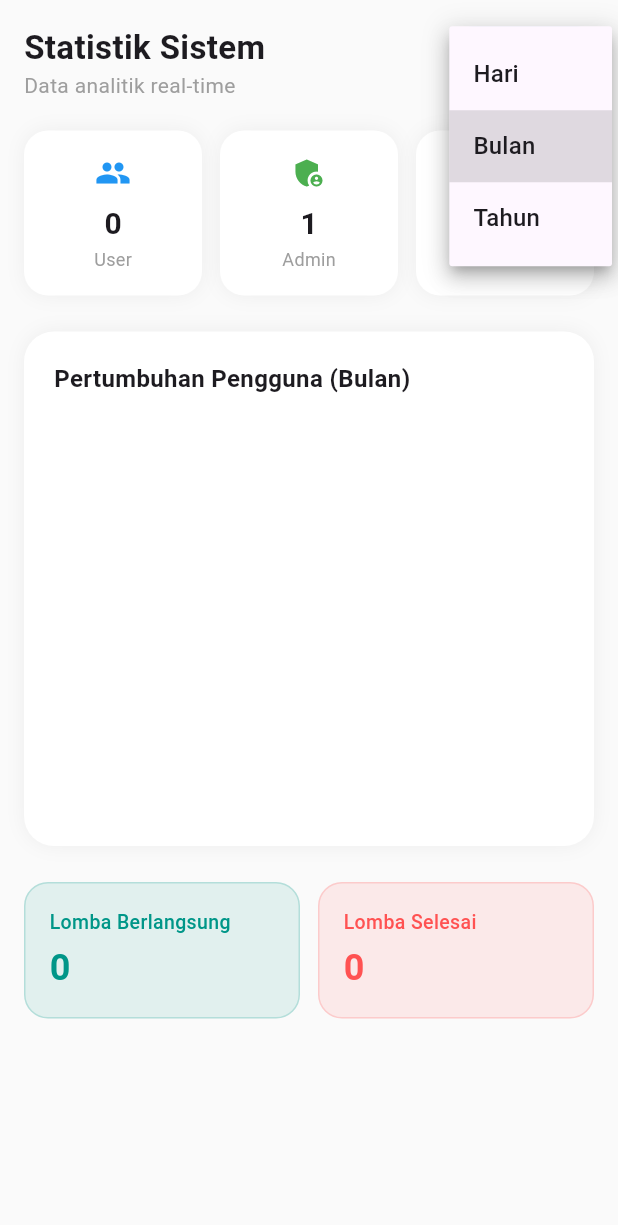
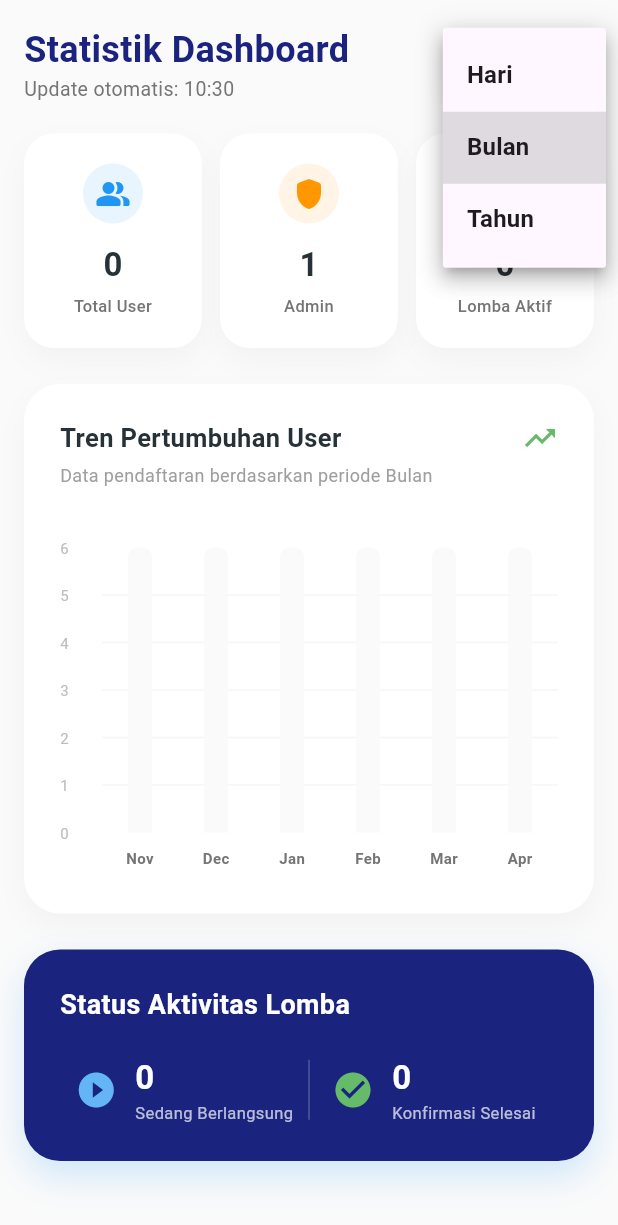
Before and after one commit to raditiyatresnadwimurti18-art/match_discovery_Revisi, a Flutter app: the StatistikDashboard screen opened directly, after a tap on "Bulan", on a phone screen of 412 x 824 dp. Shown: the top 1225 px of the screen. Run offline on Flutter 3.47's test engine with Material 3 defaults, Android fonts, the phone set to English and light mode, and no system bars; drawn by our look-alikes of fl_chart; our stand-ins replace animate_do, cloud_firestore, firebase_auth, firebase_core, firebase_messaging, flutter_image_compress and 3 more; accounts and stored records are empty; network calls fail.

Commit message:
perbaikan statistik

```diff
--- a/lib/database/controllers/riwayat.dart
+++ b/lib/database/controllers/riwayat.dart
@@ -206,6 +206,15 @@ class RiwayatController {
 
   // ==================== TRACK RECORD ====================
 
+  static Stream<List<RiwayatSelesaiModel>> getRiwayatSelesaiStream() {
+    return _riwayatSelesaiCollection.snapshots().map((snapshot) {
+      return snapshot.docs.map((doc) {
+        return RiwayatSelesaiModel.fromMap(doc.data() as Map<String, dynamic>,
+            docId: doc.id);
+      }).toList();
+    });
+  }
+
   static Future<List<Map<String, dynamic>>> getTrackRecordUser(String userId) async {
     try {
       QuerySnapshot snap = await _riwayatSelesaiCollection
--- a/lib/home_admin/statistik_dashboard.dart
+++ b/lib/home_admin/statistik_dashboard.dart
@@ -4,10 +4,12 @@ import 'package:fl_chart/fl_chart.dart';
 import 'package:match_discovery/database/controllers/admin.dart';
 import 'package:match_discovery/database/controllers/lomba.dart';
 import 'package:match_discovery/database/controllers/user.dart';
+import 'package:match_discovery/database/controllers/riwayat.dart';
 import 'package:intl/intl.dart';
 import 'package:match_discovery/models/login_model.dart';
 import 'package:match_discovery/models/admin_model.dart';
 import 'package:match_discovery/models/lomba_model.dart';
+import 'package:match_discovery/models/riwayat_selesai_user.dart';
 
 class StatistikDashboard extends StatefulWidget {
   const StatistikDashboard({super.key});
@@ -32,10 +34,12 @@ class _StatistikDashboardState extends State<StatistikDashboard> {
   List<LoginModel> _users = [];
   List<AdminModel> _admins = [];
   List<LombaModel> _lomba = [];
+  List<RiwayatSelesaiModel> _riwayatSelesai = [];
 
   StreamSubscription? _userSub;
   StreamSubscription? _adminSub;
   StreamSubscription? _lombaSub;
+  StreamSubscription? _riwayatSelesaiSub;
 
   @override
   void initState() {
@@ -48,6 +52,7 @@ class _StatistikDashboardState extends State<StatistikDashboard> {
     _userSub?.cancel();
     _adminSub?.cancel();
     _lombaSub?.cancel();
+    _riwayatSelesaiSub?.cancel();
     super.dispose();
   }
 
@@ -66,6 +71,11 @@ class _StatistikDashboardState extends State<StatistikDashboard> {
       _lomba = data;
       _processData();
     });
+
+    _riwayatSelesaiSub = RiwayatController.getRiwayatSelesaiStream().listen((data) {
+      _riwayatSelesai = data;
+      _processData();
+    });
   }
 
   void _processData() {
@@ -74,38 +84,46 @@ class _StatistikDashboardState extends State<StatistikDashboard> {
     setState(() {
       // 1. Statistik Dasar
       _totalUsers = _users.length;
-      _totalAdmins = _admins.length; // Already includes super admin from Firestore
+      _totalAdmins = _admins.length;
       _totalLomba = _lomba.length;
 
       // 2. Filter Lomba
       DateTime now = DateTime.now();
-      _ongoingLomba = 0;
-      _finishedLomba = 0;
-      for (var l in _lomba) {
-        try {
-          DateTime tgl = DateTime.parse(l.tanggal);
-          if (tgl.isAfter(now) ||
-              (tgl.day == now.day &&
-                  tgl.month == now.month &&
-                  tgl.year == now.year)) {
-            _ongoingLomba++;
+      _ongoingLomba = _lomba.length; // Lomba yang ada di koleksi 'lomba' adalah yang aktif
+      _finishedLomba = _riwayatSelesai.length; // Berdasarkan konfirmasi selesai peserta
+
+      // 3. Logika Grouping Data untuk Chart (Trend Pendaftaran)
+      _chartData = {};
+
+      if (_selectedPeriod == "Hari") {
+        // Tampilkan 7 hari terakhir
+        for (int i = 6; i >= 0; i--) {
+          DateTime d = now.subtract(Duration(days: i));
+          String key = DateFormat('dd/MM').format(d);
+          _chartData[key] = 0;
+        }
+      } else if (_selectedPeriod == "Bulan") {
+        // Tampilkan 6 bulan terakhir
+        for (int i = 5; i >= 0; i--) {
+          DateTime d = DateTime(now.year, now.month - i, 1);
+          String key = DateFormat('MMM').format(d);
+          _chartData[key] = 0;
+        }
       } else {
-            _finishedLomba++;
-          }
-        } catch (_) {
-          _ongoingLomba++;
+        // Tampilkan 3 tahun terakhir
+        for (int i = 2; i >= 0; i--) {
+          String key = (now.year - i).toString();
+          _chartData[key] = 0;
         }
       }
 
-      // 3. Logika "Pandas" di Dart (Grouping Data)
-      _chartData = {};
       for (var u in _users) {
-        String key = "";
         try {
           DateTime tgl = u.tanggal_daftar != null
               ? DateTime.parse(u.tanggal_daftar!)
               : now;
 
+          String key = "";
           if (_selectedPeriod == "Hari") {
             key = DateFormat('dd/MM').format(tgl);
           } else if (_selectedPeriod == "Bulan") {
@@ -113,7 +131,10 @@ class _StatistikDashboardState extends State<StatistikDashboard> {
           } else {
             key = tgl.year.toString();
           }
+
+          if (_chartData.containsKey(key)) {
             _chartData[key] = (_chartData[key] ?? 0) + 1;
+          }
         } catch (_) {}
       }
 
@@ -122,8 +143,6 @@ class _StatistikDashboardState extends State<StatistikDashboard> {
   }
 
   Future<void> _refreshData() async {
-    // Streams will handle updates, but we can manually reload if needed
-    // or just show a small delay to simulate refresh
     await Future.delayed(const Duration(milliseconds: 500));
   }
 
@@ -148,6 +167,7 @@ class _StatistikDashboardState extends State<StatistikDashboard> {
                     _buildChartSection(),
                     const SizedBox(height: 24),
                     _buildLombaSection(),
+                    const SizedBox(height: 100), // Extra space at bottom
                   ],
                 ),
               ),
@@ -159,30 +179,34 @@ class _StatistikDashboardState extends State<StatistikDashboard> {
     return Row(
       mainAxisAlignment: MainAxisAlignment.spaceBetween,
       children: [
-        const Column(
+        Column(
           crossAxisAlignment: CrossAxisAlignment.start,
           children: [
-            Text(
-              "Statistik Sistem",
-              style: TextStyle(fontSize: 22, fontWeight: FontWeight.bold),
+            const Text(
+              "Statistik Dashboard",
+              style: TextStyle(fontSize: 24, fontWeight: FontWeight.bold, color: Color(0xFF1A237E)),
             ),
             Text(
-              "Data analitik real-time",
-              style: TextStyle(color: Colors.grey),
+              "Update otomatis: ${DateFormat('HH:mm').format(DateTime.now())}",
+              style: TextStyle(color: Colors.grey[600], fontSize: 13),
             ),
           ],
         ),
         Container(
-          padding: const EdgeInsets.symmetric(horizontal: 12),
+          padding: const EdgeInsets.symmetric(horizontal: 16),
           decoration: BoxDecoration(
-            color: Colors.blue.withOpacity(0.1),
-            borderRadius: BorderRadius.circular(12),
+            color: Colors.white,
+            borderRadius: BorderRadius.circular(15),
+            boxShadow: [
+              BoxShadow(color: Colors.black.withOpacity(0.05), blurRadius: 10, offset: const Offset(0, 4)),
+            ],
           ),
+          child: DropdownButtonHideUnderline(
             child: DropdownButton<String>(
               value: _selectedPeriod,
-            underline: const SizedBox(),
+              icon: const Icon(Icons.keyboard_arrow_down, color: Colors.blue),
               items: _periods
-                .map((p) => DropdownMenuItem(value: p, child: Text(p)))
+                  .map((p) => DropdownMenuItem(value: p, child: Text(p, style: const TextStyle(fontWeight: FontWeight.w600))))
                   .toList(),
               onChanged: (val) {
                 if (val != null) {
@@ -192,6 +216,7 @@ class _StatistikDashboardState extends State<StatistikDashboard> {
               },
             ),
           ),
+        ),
       ],
     );
   }
@@ -199,20 +224,20 @@ class _StatistikDashboardState extends State<StatistikDashboard> {
   Widget _buildQuickStats() {
     return Row(
       children: [
-        _statBox("User", _totalUsers.toString(), Icons.people, Colors.blue),
+        _statBox("Total User", _totalUsers.toString(), Icons.people_alt_rounded, Colors.blue),
         const SizedBox(width: 12),
         _statBox(
           "Admin",
           _totalAdmins.toString(),
-          Icons.admin_panel_settings,
-          Colors.green,
+          Icons.shield_rounded,
+          Colors.orange,
         ),
         const SizedBox(width: 12),
         _statBox(
-          "Lomba",
+          "Lomba Aktif",
           _totalLomba.toString(),
-          Icons.emoji_events,
-          Colors.orange,
+          Icons.emoji_events_rounded,
+          Colors.green,
         ),
       ],
     );
@@ -221,25 +246,34 @@ class _StatistikDashboardState extends State<StatistikDashboard> {
   Widget _statBox(String title, String val, IconData icon, Color col) {
     return Expanded(
       child: Container(
-        padding: const EdgeInsets.all(16),
+        padding: const EdgeInsets.symmetric(vertical: 20, horizontal: 12),
         decoration: BoxDecoration(
           color: Colors.white,
-          borderRadius: BorderRadius.circular(16),
+          borderRadius: BorderRadius.circular(20),
           boxShadow: [
-            BoxShadow(color: Colors.black.withOpacity(0.05), blurRadius: 10),
+            BoxShadow(color: Colors.black.withOpacity(0.03), blurRadius: 15, offset: const Offset(0, 8)),
           ],
         ),
         child: Column(
           children: [
-            Icon(icon, color: col, size: 24),
-            const SizedBox(height: 8),
+            Container(
+              padding: const EdgeInsets.all(8),
+              decoration: BoxDecoration(
+                color: col.withOpacity(0.1),
+                shape: BoxShape.circle,
+              ),
+              child: Icon(icon, color: col, size: 24),
+            ),
+            const SizedBox(height: 12),
             Text(
               val,
-              style: const TextStyle(fontWeight: FontWeight.bold, fontSize: 20),
+              style: const TextStyle(fontWeight: FontWeight.bold, fontSize: 22, color: Color(0xFF263238)),
             ),
+            const SizedBox(height: 4),
             Text(
               title,
-              style: const TextStyle(fontSize: 12, color: Colors.grey),
+              textAlign: TextAlign.center,
+              style: TextStyle(fontSize: 11, color: Colors.grey[600], fontWeight: FontWeight.w500),
             ),
           ],
         ),
@@ -248,41 +282,59 @@ class _StatistikDashboardState extends State<StatistikDashboard> {
   }
 
   Widget _buildChartSection() {
+    double maxData = _chartData.values.isEmpty ? 10 : _chartData.values.reduce((a, b) => a > b ? a : b);
+    if (maxData < 5) maxData = 5;
+
     return Container(
-      padding: const EdgeInsets.all(20),
+      padding: const EdgeInsets.all(24),
       decoration: BoxDecoration(
         color: Colors.white,
-        borderRadius: BorderRadius.circular(20),
+        borderRadius: BorderRadius.circular(24),
         boxShadow: [
-          BoxShadow(color: Colors.black.withOpacity(0.05), blurRadius: 10),
+          BoxShadow(color: Colors.black.withOpacity(0.03), blurRadius: 15, offset: const Offset(0, 8)),
         ],
       ),
       child: Column(
         crossAxisAlignment: CrossAxisAlignment.start,
         children: [
+          Row(
+            mainAxisAlignment: MainAxisAlignment.spaceBetween,
+            children: [
               Text(
-            "Pertumbuhan Pengguna ($_selectedPeriod)",
-            style: const TextStyle(fontWeight: FontWeight.bold, fontSize: 16),
+                "Tren Pertumbuhan User",
+                style: TextStyle(fontWeight: FontWeight.bold, fontSize: 17, color: Colors.blueGrey[900]),
               ),
-          const SizedBox(height: 30),
+              Icon(Icons.trending_up, color: Colors.green[400]),
+            ],
+          ),
+          const SizedBox(height: 4),
+          Text(
+            "Data pendaftaran berdasarkan periode $_selectedPeriod",
+            style: TextStyle(color: Colors.grey[500], fontSize: 12),
+          ),
+          const SizedBox(height: 40),
           SizedBox(
-            height: 250,
+            height: 220,
             child: BarChart(
               BarChartData(
                 alignment: BarChartAlignment.spaceAround,
-                maxY: (_chartData.values.isEmpty
-                    ? 10
-                    : _chartData.values.reduce((a, b) => a > b ? a : b) + 2),
+                maxY: maxData * 1.2,
                 barTouchData: BarTouchData(
+                  enabled: true,
                   touchTooltipData: BarTouchTooltipData(
-                    getTooltipColor: (_) => Colors.blueAccent,
+                    getTooltipColor: (_) => const Color(0xFF1A237E),
+                    tooltipPadding: const EdgeInsets.all(8),
+                    tooltipRoundedRadius: 8,
                     getTooltipItem: (group, groupIndex, rod, rodIndex) {
                       return BarTooltipItem(
-                        "${rod.toY.round()} User",
-                        const TextStyle(
-                          color: Colors.white,
-                          fontWeight: FontWeight.bold,
+                        "${rod.toY.round()}\n",
+                        const TextStyle(color: Colors.white, fontWeight: FontWeight.bold, fontSize: 14),
+                        children: [
+                          const TextSpan(
+                            text: 'Pendaftar Baru',
+                            style: TextStyle(color: Colors.white70, fontSize: 10, fontWeight: FontWeight.normal),
                           ),
+                        ],
                       );
                     },
                   ),
@@ -292,32 +344,47 @@ class _StatistikDashboardState extends State<StatistikDashboard> {
                   bottomTitles: AxisTitles(
                     sideTitles: SideTitles(
                       showTitles: true,
+                      reservedSize: 30,
                       getTitlesWidget: (value, meta) {
                         int index = value.toInt();
                         if (index < 0 || index >= _chartData.keys.length) {
                           return const SizedBox();
                         }
-                        return Padding(
-                          padding: const EdgeInsets.only(top: 8),
+                        return SideTitleWidget(
+                          meta: meta,
+                          space: 10,
                           child: Text(
                             _chartData.keys.elementAt(index),
-                            style: const TextStyle(fontSize: 10),
+                            style: TextStyle(color: Colors.grey[600], fontSize: 10, fontWeight: FontWeight.bold),
                           ),
                         );
                       },
                     ),
                   ),
-                  leftTitles: const AxisTitles(
-                    sideTitles: SideTitles(showTitles: false),
-                  ),
-                  topTitles: const AxisTitles(
-                    sideTitles: SideTitles(showTitles: false),
-                  ),
-                  rightTitles: const AxisTitles(
-                    sideTitles: SideTitles(showTitles: false),
+                  leftTitles: AxisTitles(
+                    sideTitles: SideTitles(
+                      showTitles: true,
+                      reservedSize: 28,
+                      getTitlesWidget: (value, meta) {
+                        if (value % 1 != 0) return const SizedBox();
+                        return Text(
+                          value.toInt().toString(),
+                          style: TextStyle(color: Colors.grey[400], fontSize: 10),
+                        );
+                      },
                     ),
                   ),
-                gridData: const FlGridData(show: false),
+                  topTitles: const AxisTitles(sideTitles: SideTitles(showTitles: false)),
+                  rightTitles: const AxisTitles(sideTitles: SideTitles(showTitles: false)),
+                ),
+                gridData: FlGridData(
+                  show: true,
+                  drawVerticalLine: false,
+                  getDrawingHorizontalLine: (value) => FlLine(
+                    color: Colors.grey[100],
+                    strokeWidth: 1,
+                  ),
+                ),
                 borderData: FlBorderData(show: false),
                 barGroups: _chartData.entries.toList().asMap().entries.map((e) {
                   return BarChartGroupData(
@@ -325,9 +392,18 @@ class _StatistikDashboardState extends State<StatistikDashboard> {
                     barRods: [
                       BarChartRodData(
                         toY: e.value.value,
-                        color: Colors.blue,
-                        width: 18,
-                        borderRadius: BorderRadius.circular(4),
+                        gradient: const LinearGradient(
+                          colors: [Color(0xFF448AFF), Color(0xFF2979FF)],
+                          begin: Alignment.bottomCenter,
+                          end: Alignment.topCenter,
+                        ),
+                        width: 16,
+                        borderRadius: const BorderRadius.vertical(top: Radius.circular(6)),
+                        backDrawRodData: BackgroundBarChartRodData(
+                          show: true,
+                          toY: maxData * 1.2,
+                          color: Colors.grey[50],
+                        ),
                       ),
                     ],
                   );
@@ -341,50 +417,56 @@ class _StatistikDashboardState extends State<StatistikDashboard> {
   }
 
   Widget _buildLombaSection() {
-    return Row(
-      children: [
-        _lombaCard("Lomba Berlangsung", _ongoingLomba.toString(), Colors.teal),
-        const SizedBox(width: 12),
-        _lombaCard(
-          "Lomba Selesai",
-          _finishedLomba.toString(),
-          Colors.redAccent,
-        ),
+    return Container(
+      padding: const EdgeInsets.all(24),
+      decoration: BoxDecoration(
+        color: const Color(0xFF1A237E),
+        borderRadius: BorderRadius.circular(24),
+        boxShadow: [
+          BoxShadow(color: Colors.blue.withOpacity(0.2), blurRadius: 20, offset: const Offset(0, 10)),
         ],
-    );
-  }
-
-  Widget _lombaCard(String title, String val, Color col) {
-    return Expanded(
-      child: Container(
-        padding: const EdgeInsets.all(16),
-        decoration: BoxDecoration(
-          color: col.withOpacity(0.1),
-          borderRadius: BorderRadius.circular(16),
-          border: Border.all(color: col.withOpacity(0.2)),
       ),
       child: Column(
         crossAxisAlignment: CrossAxisAlignment.start,
         children: [
-            Text(
-              title,
-              style: TextStyle(
-                color: col,
-                fontWeight: FontWeight.w500,
-                fontSize: 13,
+          const Text(
+            "Status Aktivitas Lomba",
+            style: TextStyle(color: Colors.white, fontWeight: FontWeight.bold, fontSize: 18),
           ),
-            ),
-            const SizedBox(height: 4),
-            Text(
-              val,
-              style: TextStyle(
-                fontSize: 24,
-                fontWeight: FontWeight.bold,
-                color: col,
-              ),
+          const SizedBox(height: 20),
+          Row(
+            children: [
+              _lombaStatusItem("Sedang Berlangsung", _ongoingLomba.toString(), Icons.play_circle_fill, Colors.blue[300]!),
+              Container(width: 1, height: 40, color: Colors.white24),
+              _lombaStatusItem("Konfirmasi Selesai", _finishedLomba.toString(), Icons.check_circle, Colors.green[400]!),
+            ],
           ),
         ],
       ),
+    );
+  }
+
+  Widget _lombaStatusItem(String title, String val, IconData icon, Color col) {
+    return Expanded(
+      child: Row(
+        mainAxisAlignment: MainAxisAlignment.center,
+        children: [
+          Icon(icon, color: col, size: 28),
+          const SizedBox(width: 12),
+          Column(
+            crossAxisAlignment: CrossAxisAlignment.start,
+            children: [
+              Text(
+                val,
+                style: const TextStyle(fontSize: 22, fontWeight: FontWeight.bold, color: Colors.white),
+              ),
+              Text(
+                title,
+                style: const TextStyle(fontSize: 11, color: Colors.white70),
+              ),
+            ],
+          ),
+        ],
       ),
     );
   }
```
Lines whose indentation alone changed are shown as unchanged.
